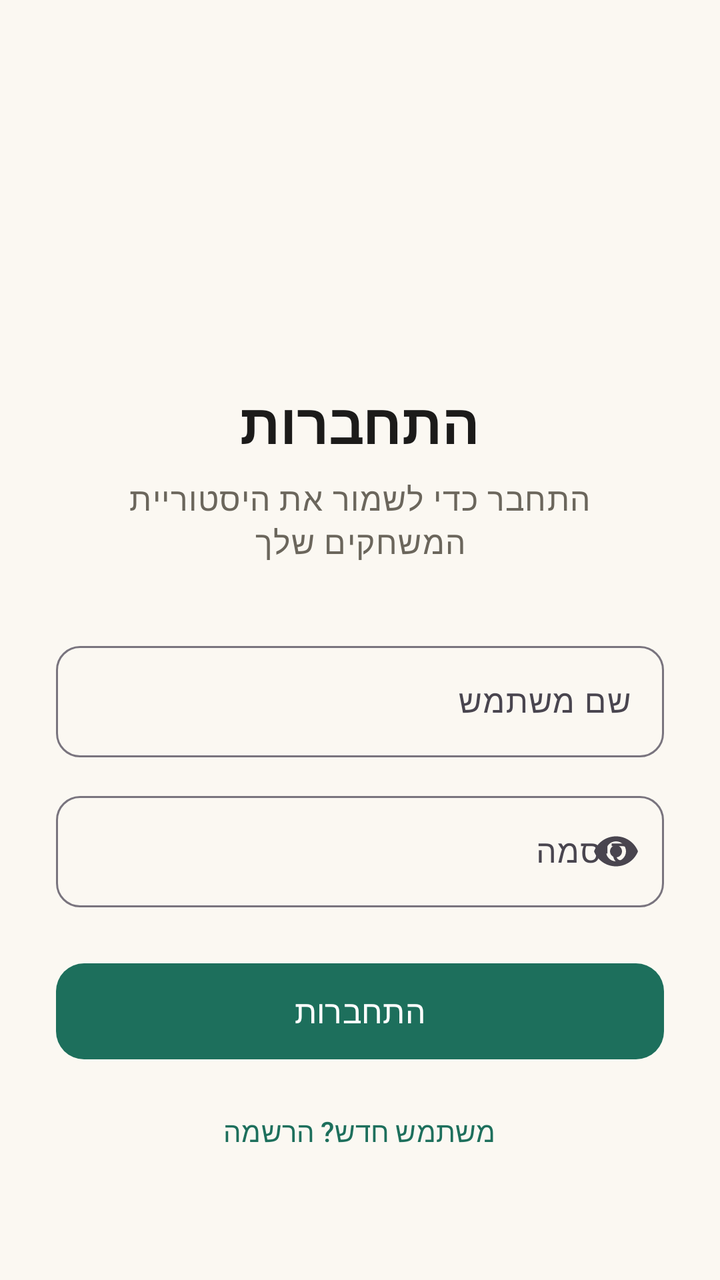
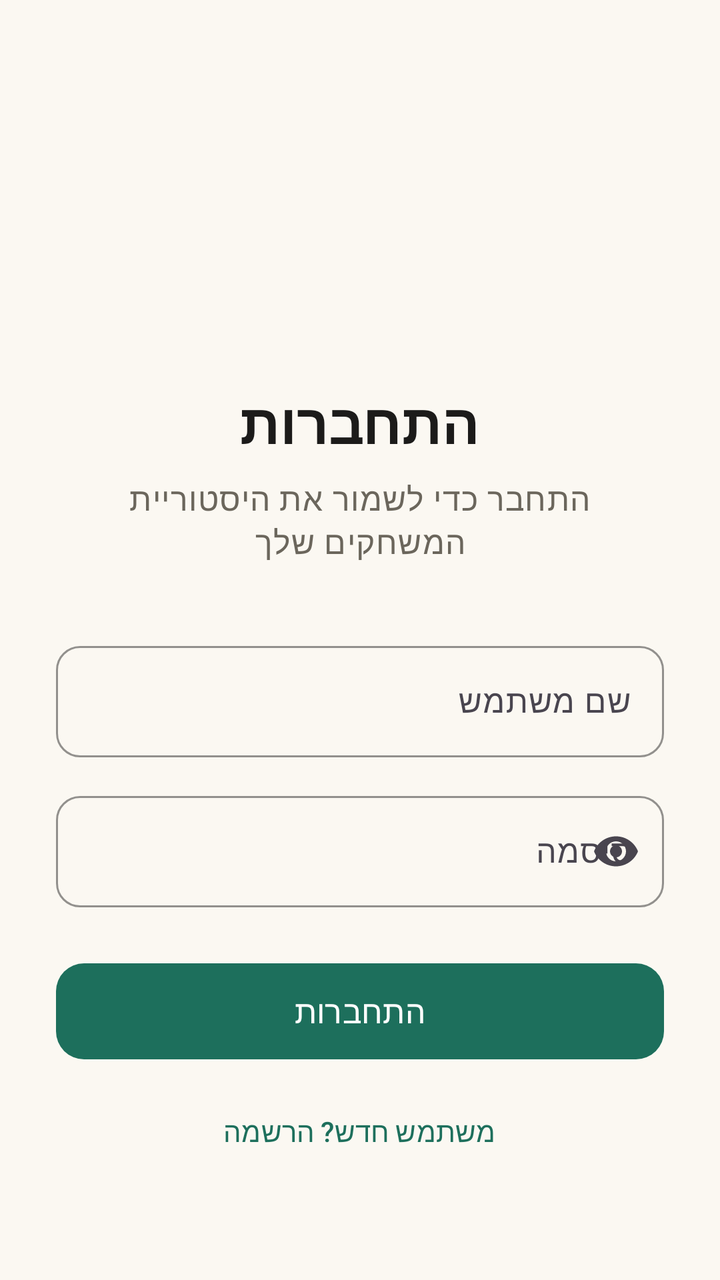

Compare the two renders of this Android layout. The source of the first and the diff that turns it into the second are given below.
<!-- AndroidManifest.xml: application theme Theme.RummikubSolver -->
<!-- res/layout/activity_login.xml -->
<?xml version="1.0" encoding="utf-8"?>
<ScrollView xmlns:android="http://schemas.android.com/apk/res/android"
    xmlns:app="http://schemas.android.com/apk/res-auto"
    android:id="@+id/loginRoot"
    android:layout_width="match_parent"
    android:layout_height="match_parent"
    android:background="@color/bg_screen"
    android:fillViewport="true">

    <LinearLayout
        android:layout_width="match_parent"
        android:layout_height="wrap_content"
        android:orientation="vertical"
        android:gravity="center_horizontal"
        android:padding="28dp">

        <ImageView
            android:layout_width="96dp"
            android:layout_height="96dp"
            android:layout_marginTop="48dp"
            android:src="@mipmap/ic_launcher"
            android:contentDescription="@string/app_name" />

        <TextView
            android:layout_width="wrap_content"
            android:layout_height="wrap_content"
            android:layout_marginTop="20dp"
            android:text="@string/login_title"
            android:textAppearance="@style/TextAppearance.Rummi.Title"
            android:textSize="28sp" />

        <TextView
            android:layout_width="wrap_content"
            android:layout_height="wrap_content"
            android:layout_marginTop="8dp"
            android:gravity="center"
            android:text="@string/login_subtitle"
            android:textAppearance="@style/TextAppearance.Rummi.Body" />

        <com.google.android.material.textfield.TextInputLayout
            android:layout_width="match_parent"
            android:layout_height="wrap_content"
            android:layout_marginTop="36dp"
            android:hint="@string/login_username"
            app:boxCornerRadiusBottomEnd="12dp"
            app:boxCornerRadiusBottomStart="12dp"
            app:boxCornerRadiusTopEnd="12dp"
            app:boxCornerRadiusTopStart="12dp"
            style="@style/Widget.Material3.TextInputLayout.OutlinedBox">

            <com.google.android.material.textfield.TextInputEditText
                android:id="@+id/inputUsername"
                android:layout_width="match_parent"
                android:layout_height="wrap_content"
                android:inputType="text"
                android:maxLines="1" />
        </com.google.android.material.textfield.TextInputLayout>

        <com.google.android.material.textfield.TextInputLayout
            android:layout_width="match_parent"
            android:layout_height="wrap_content"
            android:layout_marginTop="14dp"
            android:hint="@string/login_password"
            app:boxCornerRadiusBottomEnd="12dp"
            app:boxCornerRadiusBottomStart="12dp"
            app:boxCornerRadiusTopEnd="12dp"
            app:boxCornerRadiusTopStart="12dp"
            app:endIconMode="password_toggle"
            style="@style/Widget.Material3.TextInputLayout.OutlinedBox">

            <com.google.android.material.textfield.TextInputEditText
                android:id="@+id/inputPassword"
                android:layout_width="match_parent"
                android:layout_height="wrap_content"
                android:inputType="textPassword"
                android:maxLines="1" />
        </com.google.android.material.textfield.TextInputLayout>

        <com.google.android.material.button.MaterialButton
            android:id="@+id/btnLogin"
            style="@style/Widget.Rummi.Button"
            android:layout_width="match_parent"
            android:layout_height="56dp"
            android:layout_marginTop="24dp"
            android:text="@string/login_button" />

        <com.google.android.material.button.MaterialButton
            android:id="@+id/btnGoToRegister"
            style="@style/Widget.Material3.Button.TextButton"
            android:layout_width="wrap_content"
            android:layout_height="wrap_content"
            android:layout_marginTop="8dp"
            android:text="@string/login_register" />
    </LinearLayout>
</ScrollView>
<!-- resources referenced by this layout -->
<resources>
  <color name="bg_screen">#FBF8F2</color>
  <!-- mipmap ic_launcher (mipmap-anydpi-v26) -->
  <?xml version="1.0" encoding="utf-8"?>
  <adaptive-icon xmlns:android="http://schemas.android.com/apk/res/android">
      <background android:drawable="@color/ic_launcher_background"/>
      <foreground android:drawable="@mipmap/ic_launcher_foreground"/>
      <monochrome android:drawable="@mipmap/ic_launcher_foreground"/>
  </adaptive-icon>
  <string name="app_name">Rummikub Solver</string>
  <string name="login_button">התחברות</string>
  <string name="login_password">סיסמה</string>
  <string name="login_register">משתמש חדש? הרשמה</string>
  <string name="login_subtitle">התחבר כדי לשמור את היסטוריית המשחקים שלך</string>
  <string name="login_title">התחברות</string>
  <string name="login_username">שם משתמש</string>
  <style name="TextAppearance.Rummi.Body" parent="TextAppearance.Material3.BodyLarge">
          <item name="android:textColor">@color/text_secondary</item>
      </style>
  <style name="TextAppearance.Rummi.Title" parent="TextAppearance.Material3.TitleLarge">
          <item name="android:textColor">@color/text_primary</item>
          <item name="android:textStyle">bold</item>
      </style>
  <style name="Widget.Rummi.Button" parent="Widget.Material3.Button">
          <item name="backgroundTint">@color/brand_primary</item>
          <item name="cornerRadius">14dp</item>
          <item name="android:textAllCaps">false</item>
          <item name="android:textAppearance">@style/TextAppearance.Material3.TitleMedium</item>
      </style>
  <style name="Theme.RummikubSolver" parent="Base.Theme.RummikubSolver" />
  <color name="ic_launcher_background">#3DDCC9</color>
  <color name="text_secondary">#6B665C</color>
  <color name="text_primary">#1C1B1A</color>
  <color name="brand_primary">#1D6F5C</color>
  <style name="Base.Theme.RummikubSolver" parent="Theme.Material3.DayNight.NoActionBar">
          <item name="colorPrimary">@color/brand_primary</item>
          <item name="colorOnPrimary">@color/white</item>
          <item name="colorSecondary">@color/brand_accent</item>
          <item name="colorOnSecondary">@color/text_primary</item>
          <item name="android:windowBackground">@color/bg_screen</item>
      </style>
  <color name="white">#FFFFFFFF</color>
  <color name="brand_accent">#E8A33D</color>
</resources>

<!-- the commit's change to res/layout/activity_login.xml (unified diff, before → after) -->
@@ -46,6 +46,8 @@
             app:boxCornerRadiusBottomStart="12dp"
             app:boxCornerRadiusTopEnd="12dp"
             app:boxCornerRadiusTopStart="12dp"
+            app:boxStrokeColor="@color/brand_primary"
+            app:hintTextColor="@color/brand_primary"
             style="@style/Widget.Material3.TextInputLayout.OutlinedBox">
 
             <com.google.android.material.textfield.TextInputEditText
@@ -53,7 +55,9 @@
                 android:layout_width="match_parent"
                 android:layout_height="wrap_content"
                 android:inputType="text"
-                android:maxLines="1" />
+                android:maxLines="1"
+                android:textColor="@color/text_primary"
+                android:textColorHint="@color/text_secondary" />
         </com.google.android.material.textfield.TextInputLayout>
 
         <com.google.android.material.textfield.TextInputLayout
@@ -66,6 +70,8 @@
             app:boxCornerRadiusTopEnd="12dp"
             app:boxCornerRadiusTopStart="12dp"
             app:endIconMode="password_toggle"
+            app:boxStrokeColor="@color/brand_primary"
+            app:hintTextColor="@color/brand_primary"
             style="@style/Widget.Material3.TextInputLayout.OutlinedBox">
 
             <com.google.android.material.textfield.TextInputEditText
@@ -73,7 +79,9 @@
                 android:layout_width="match_parent"
                 android:layout_height="wrap_content"
                 android:inputType="textPassword"
-                android:maxLines="1" />
+                android:maxLines="1"
+                android:textColor="@color/text_primary"
+                android:textColorHint="@color/text_secondary" />
         </com.google.android.material.textfield.TextInputLayout>
 
         <com.google.android.material.button.MaterialButton
<!-- resource entries referenced after the edit -->
@@ -27,6 +27,8 @@
           <item name="cornerRadius">14dp</item>
           <item name="android:textAllCaps">false</item>
           <item name="android:textAppearance">@style/TextAppearance.Material3.TitleMedium</item>
+          
+          <item name="android:textColor">@color/white</item>
       </style>
   <style name="Theme.RummikubSolver" parent="Base.Theme.RummikubSolver" />
   <color name="ic_launcher_background">#3DDCC9</color>
